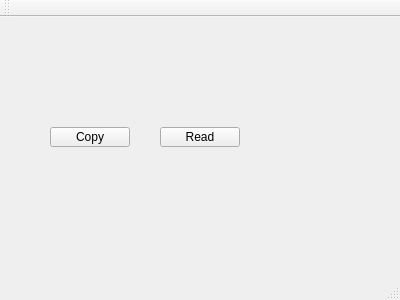
Before: the Qt Designer form mainwindow.ui in kevin14144/MemoryCopy, drawn with Qt 5.
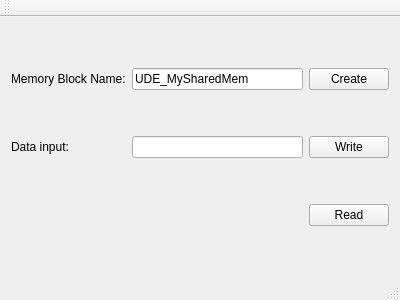
After: the same form once the commit is applied.

```diff
--- a/mainwindow.ui
+++ b/mainwindow.ui
@@ -14,32 +14,56 @@
    <string>MainWindow</string>
   </property>
   <widget class="QWidget" name="centralWidget">
-   <widget class="QPushButton" name="btnCopyData">
-    <property name="geometry">
-     <rect>
-      <x>50</x>
-      <y>110</y>
-      <width>80</width>
-      <height>20</height>
-     </rect>
-    </property>
-    <property name="text">
-     <string>Copy</string>
-    </property>
-   </widget>
-   <widget class="QPushButton" name="pushButton">
-    <property name="geometry">
-     <rect>
-      <x>160</x>
-      <y>110</y>
-      <width>80</width>
-      <height>20</height>
-     </rect>
-    </property>
-    <property name="text">
-     <string>Read</string>
-    </property>
-   </widget>
+   <layout class="QGridLayout" name="gridLayout">
+    <item row="2" column="0">
+     <widget class="QLabel" name="label_2">
+      <property name="text">
+       <string>Data input:</string>
+      </property>
+     </widget>
+    </item>
+    <item row="3" column="2">
+     <widget class="QPushButton" name="btnReadData">
+      <property name="text">
+       <string>Read</string>
+      </property>
+     </widget>
+    </item>
+    <item row="2" column="2">
+     <widget class="QPushButton" name="btnWriteData">
+      <property name="locale">
+       <locale language="Cherokee" country="UnitedStates"/>
+      </property>
+      <property name="text">
+       <string>Write</string>
+      </property>
+     </widget>
+    </item>
+    <item row="0" column="1">
+     <widget class="QLineEdit" name="lineEdit">
+      <property name="text">
+       <string>UDE_MySharedMem</string>
+      </property>
+     </widget>
+    </item>
+    <item row="0" column="2">
+     <widget class="QPushButton" name="btnCreateMemory">
+      <property name="text">
+       <string>Create</string>
+      </property>
+     </widget>
+    </item>
+    <item row="0" column="0">
+     <widget class="QLabel" name="label">
+      <property name="text">
+       <string>Memory Block Name:</string>
+      </property>
+     </widget>
+    </item>
+    <item row="2" column="1">
+     <widget class="QLineEdit" name="lineEdit_2"/>
+    </item>
+   </layout>
   </widget>
   <widget class="QMenuBar" name="menuBar">
    <property name="geometry">
```
Left out of the diff: 6 changed lines with no effect on the pictures.
